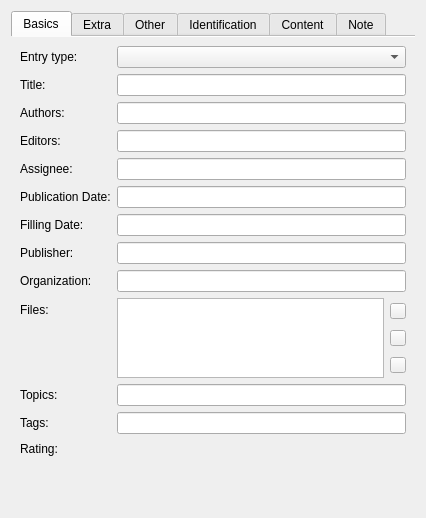
Qt form src/mainui/sidebar/publicationwidget.ui (KDE/conquirere) before a commit.
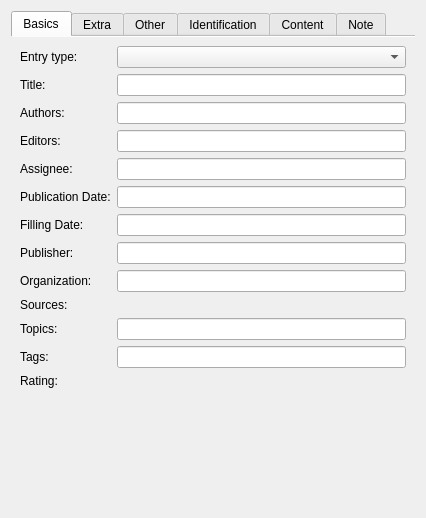
The same form after that commit. Custom widgets are drawn as their Qt base class.

What changed in the file:
```diff
--- a/src/mainui/sidebar/publicationwidget.ui
+++ b/src/mainui/sidebar/publicationwidget.ui
@@ -159,117 +159,12 @@
          <item row="10" column="0">
           <widget class="QLabel" name="label_24">
            <property name="text">
-            <string>Files:</string>
+            <string>Sources:</string>
            </property>
           </widget>
          </item>
          <item row="10" column="1">
-          <layout class="QHBoxLayout" name="horizontalLayout">
-           <item>
-            <widget class="KListWidget" name="fileListWidget">
-             <property name="minimumSize">
-              <size>
-               <width>0</width>
-               <height>80</height>
-              </size>
-             </property>
-             <property name="maximumSize">
-              <size>
-               <width>16777215</width>
-               <height>80</height>
-              </size>
-             </property>
-             <property name="showDropIndicator" stdset="0">
-              <bool>false</bool>
-             </property>
-             <property name="alternatingRowColors">
-              <bool>true</bool>
-             </property>
-            </widget>
-           </item>
-           <item>
-            <layout class="QVBoxLayout" name="verticalLayout_4">
-             <property name="spacing">
-              <number>-1</number>
-             </property>
-             <item>
-              <widget class="QPushButton" name="fileEdit">
-               <property name="minimumSize">
-                <size>
-                 <width>16</width>
-                 <height>16</height>
-                </size>
-               </property>
-               <property name="maximumSize">
-                <size>
-                 <width>16</width>
-                 <height>16</height>
-                </size>
-               </property>
-               <property name="text">
-                <string notr="true"/>
-               </property>
-               <property name="iconSize">
-                <size>
-                 <width>16</width>
-                 <height>16</height>
-                </size>
-               </property>
-              </widget>
-             </item>
-             <item>
-              <widget class="QPushButton" name="fileAdd">
-               <property name="minimumSize">
-                <size>
-                 <width>16</width>
-                 <height>16</height>
-                </size>
-               </property>
-               <property name="maximumSize">
-                <size>
-                 <width>16</width>
-                 <height>16</height>
-                </size>
-               </property>
-               <property name="text">
-                <string notr="true"/>
-               </property>
-               <property name="iconSize">
-                <size>
-                 <width>16</width>
-                 <height>16</height>
-                </size>
-               </property>
-              </widget>
-             </item>
-             <item>
-              <widget class="QPushButton" name="fileRemove">
-               <property name="minimumSize">
-                <size>
-                 <width>16</width>
-                 <height>16</height>
-                </size>
-               </property>
-               <property name="maximumSize">
-                <size>
-                 <width>16</width>
-                 <height>16</height>
-                </size>
-               </property>
-               <property name="text">
-                <string notr="true"/>
-               </property>
-               <property name="iconSize">
-                <size>
-                 <width>16</width>
-                 <height>16</height>
-                </size>
-               </property>
-              </widget>
-             </item>
-            </layout>
-           </item>
-          </layout>
+          <widget class="FileObjectEdit" name="editFileObject" native="true"/>
          </item>
          <item row="11" column="0">
           <widget class="QLabel" name="labelKeywords">
@@ -919,11 +814,6 @@
    <extends>QLineEdit</extends>
    <header>klineedit.h</header>
   </customwidget>
-  <customwidget>
-   <class>KListWidget</class>
-   <extends>QListWidget</extends>
-   <header>klistwidget.h</header>
-  </customwidget>
   <customwidget>
    <class>KRatingWidget</class>
    <extends>QFrame</extends>
@@ -1032,6 +922,12 @@
    <header>sidebar/listcitedsources.h</header>
    <container>1</container>
   </customwidget>
+  <customwidget>
+   <class>FileObjectEdit</class>
+   <extends>QWidget</extends>
+   <header>propertywidgets/fileobjectedit.h</header>
+   <container>1</container>
+  </customwidget>
  </customwidgets>
  <resources/>
  <connections>
```
